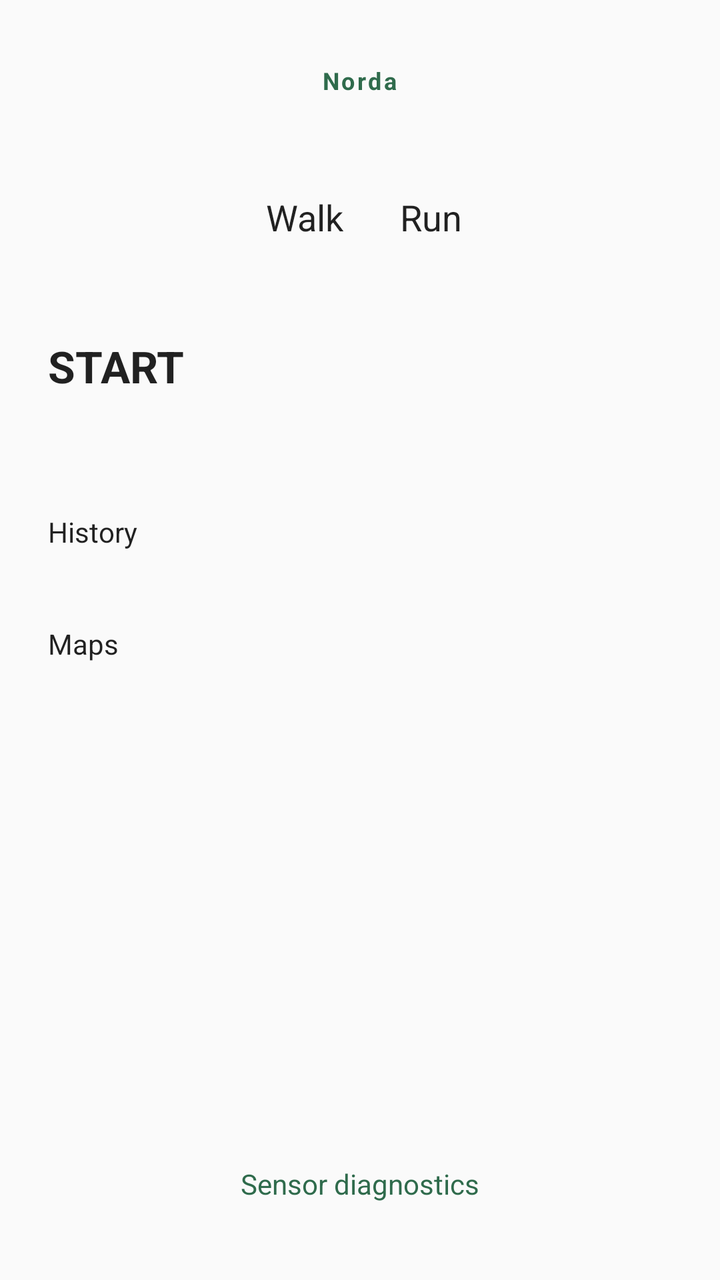
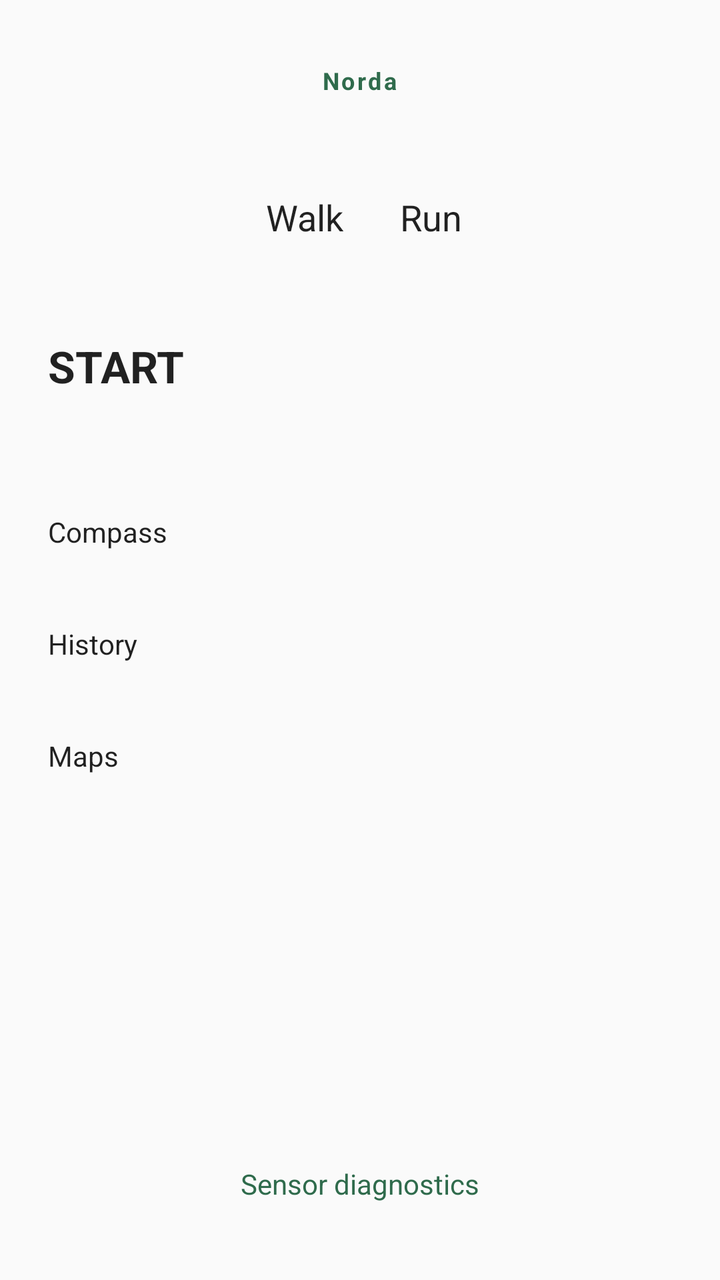

An Android layout rendered at two revisions. The XML below is the earlier revision; the diff shows what the commit changed to produce the second picture.
<!-- AndroidManifest.xml: application theme Theme.Norda -->
<!-- res/layout/activity_main.xml -->
<?xml version="1.0" encoding="utf-8"?>
<LinearLayout xmlns:android="http://schemas.android.com/apk/res/android"
    android:id="@+id/root"
    android:layout_width="match_parent"
    android:layout_height="match_parent"
    android:orientation="vertical"
    android:gravity="center_horizontal"
    android:padding="24dp">

    <TextView
        style="@style/Norda.SectionLabel"
        android:layout_marginTop="8dp"
        android:text="@string/app_name" />

    <RadioGroup
        android:id="@+id/typeGroup"
        android:layout_width="wrap_content"
        android:layout_height="wrap_content"
        android:layout_marginTop="48dp"
        android:orientation="horizontal">

        <RadioButton
            android:id="@+id/typeWalk"
            android:layout_width="wrap_content"
            android:layout_height="wrap_content"
            android:checked="true"
            android:minHeight="48dp"
            android:paddingEnd="24dp"
            android:paddingStart="4dp"
            android:text="@string/walk"
            android:textSize="18sp" />

        <RadioButton
            android:id="@+id/typeRun"
            android:layout_width="wrap_content"
            android:layout_height="wrap_content"
            android:minHeight="48dp"
            android:paddingStart="4dp"
            android:text="@string/run"
            android:textSize="18sp" />
    </RadioGroup>

    <Button
        android:id="@+id/startButton"
        android:layout_width="match_parent"
        android:layout_height="72dp"
        android:layout_marginTop="24dp"
        android:text="@string/start"
        android:textSize="22sp"
        android:textStyle="bold" />

    <TextView
        android:id="@+id/permissionHint"
        android:layout_width="match_parent"
        android:layout_height="wrap_content"
        android:layout_marginTop="12dp"
        android:gravity="center"
        android:text="@string/permission_needed"
        android:textSize="14sp"
        android:visibility="gone" />

    <Button
        android:id="@+id/historyButton"
        android:layout_width="match_parent"
        android:layout_height="wrap_content"
        android:layout_marginTop="16dp"
        android:minHeight="48dp"
        android:text="@string/history" />

    <Button
        android:id="@+id/mapsButton"
        android:layout_width="match_parent"
        android:layout_height="wrap_content"
        android:layout_marginTop="8dp"
        android:minHeight="48dp"
        android:text="@string/maps" />

    <View
        android:layout_width="0dp"
        android:layout_height="0dp"
        android:layout_weight="1" />

    <TextView
        android:id="@+id/diagnosticsLink"
        android:layout_width="wrap_content"
        android:layout_height="wrap_content"
        android:minHeight="48dp"
        android:gravity="center"
        android:padding="12dp"
        android:text="@string/diagnostics"
        android:textColor="@color/norda_green"
        android:textSize="14sp" />

</LinearLayout>
<!-- resources referenced by this layout -->
<resources>
  <color name="norda_green">#2F6B4C</color>
  <string name="app_name">Norda</string>
  <string name="diagnostics">Sensor diagnostics</string>
  <string name="history">History</string>
  <string name="maps">Maps</string>
  <string name="permission_needed">Location permission is needed to verify GPS.</string>
  <string name="run">Run</string>
  <string name="start">START</string>
  <string name="walk">Walk</string>
  <style name="Norda.SectionLabel" parent="">
          <item name="android:layout_width">wrap_content</item>
          <item name="android:layout_height">wrap_content</item>
          <item name="android:textSize">12sp</item>
          <item name="android:letterSpacing">0.1</item>
          <item name="android:textStyle">bold</item>
          <item name="android:textColor">@color/norda_green</item>
      </style>
  <style name="Theme.Norda" parent="android:Theme.Material.Light.NoActionBar">
          <item name="android:colorPrimary">@color/norda_green</item>
          <item name="android:colorAccent">@color/norda_green</item>
      </style>
</resources>

<!-- the commit's change to res/layout/activity_main.xml (unified diff, before → after) -->
@@ -60,10 +60,18 @@
         android:visibility="gone" />
 
     <Button
+        android:id="@+id/compassButton"
+        android:layout_width="match_parent"
+        android:layout_height="wrap_content"
+        android:layout_marginTop="16dp"
+        android:minHeight="48dp"
+        android:text="@string/compass" />
+
+    <Button
         android:id="@+id/historyButton"
         android:layout_width="match_parent"
         android:layout_height="wrap_content"
-        android:layout_marginTop="16dp"
+        android:layout_marginTop="8dp"
         android:minHeight="48dp"
         android:text="@string/history" />
 
<!-- resource entries referenced after the edit -->
@@ -2,6 +2,7 @@
 <resources>
   <color name="norda_green">#2F6B4C</color>
   <string name="app_name">Norda</string>
+  <string name="compass">Compass</string>
   <string name="diagnostics">Sensor diagnostics</string>
   <string name="history">History</string>
   <string name="maps">Maps</string>
